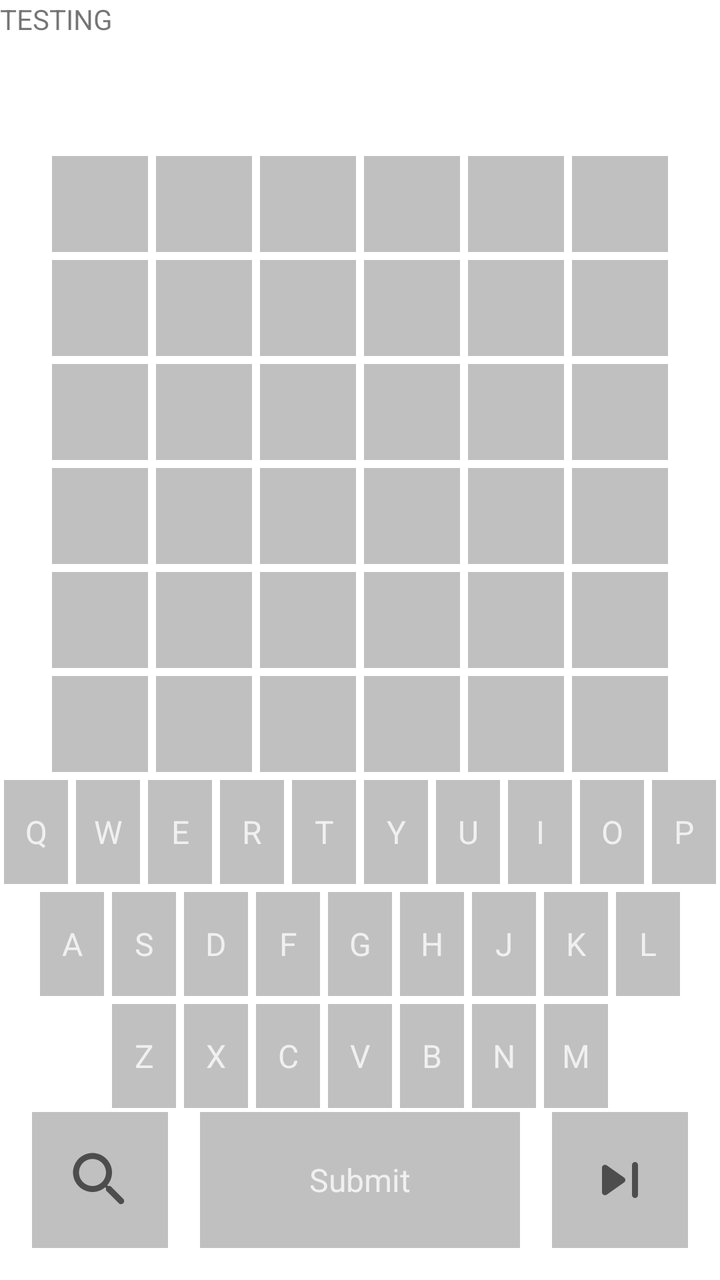
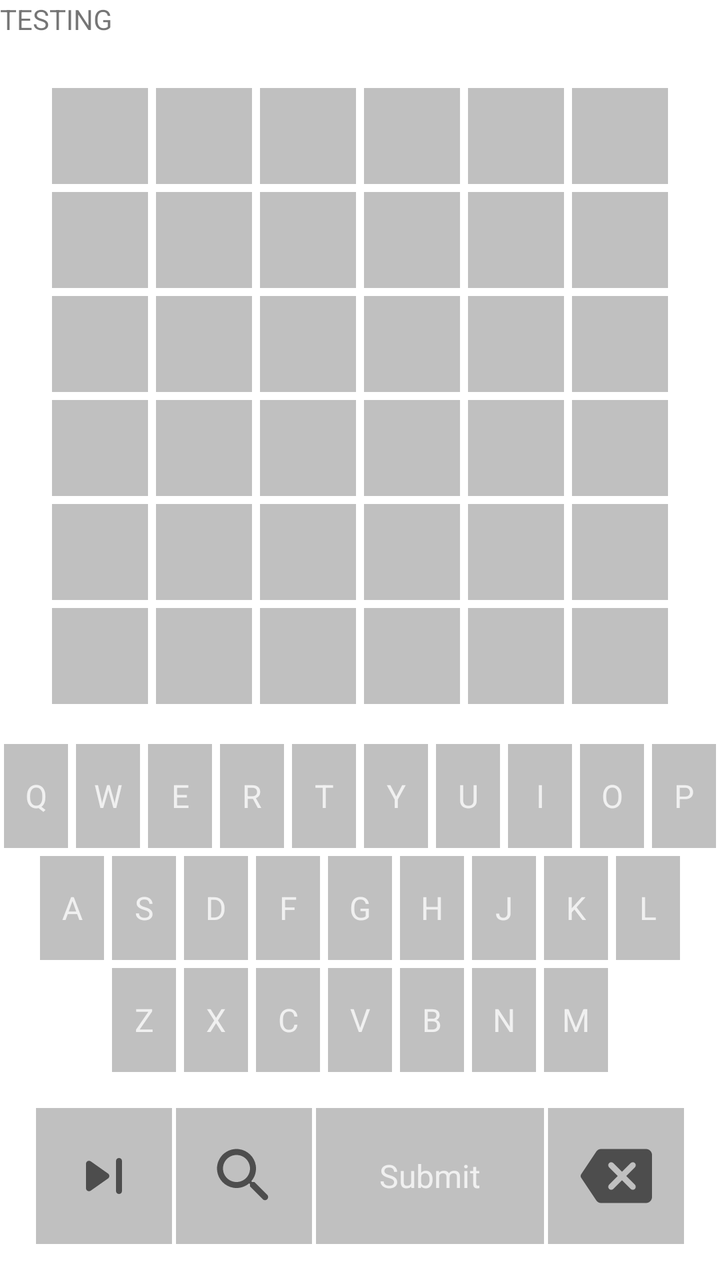

Screens rendered from an Android XML layout before and after an edit, with the pre-edit source and the edit as a unified diff.
<!-- AndroidManifest.xml: application theme Theme.Wordy -->
<!-- res/layout/fragment_wordy.xml -->
<?xml version="1.0" encoding="utf-8"?>
<androidx.constraintlayout.widget.ConstraintLayout xmlns:android="http://schemas.android.com/apk/res/android"
  xmlns:app="http://schemas.android.com/apk/res-auto"
  android:layout_width="match_parent"
  android:layout_height="match_parent">

  <TextView
    android:layout_width="match_parent"
    android:layout_height="match_parent"
    android:text="TESTING" />

  <LinearLayout
    android:id="@+id/letter_row_0"
    style="@style/letters_row"
    app:layout_constraintBottom_toTopOf="@id/letter_row_1"
    app:layout_constraintEnd_toEndOf="parent"
    app:layout_constraintStart_toStartOf="parent">

    <TextView
      android:id="@+id/letter_0_0"
      style="@style/letters_slot" />

    <TextView
      android:id="@+id/letter_0_1"
      style="@style/letters_slot" />

    <TextView
      android:id="@+id/letter_0_2"
      style="@style/letters_slot" />

    <TextView
      android:id="@+id/letter_0_3"
      style="@style/letters_slot" />

    <TextView
      android:id="@+id/letter_0_4"
      style="@style/letters_slot" />

    <TextView
      android:id="@+id/letter_0_5"
      style="@style/letters_slot" />

  </LinearLayout>

  <LinearLayout
    android:id="@+id/letter_row_1"
    style="@style/letters_row"
    app:layout_constraintBottom_toTopOf="@id/letter_row_2"
    app:layout_constraintEnd_toEndOf="parent"
    app:layout_constraintStart_toStartOf="parent">

    <TextView
      android:id="@+id/letter_1_0"
      style="@style/letters_slot" />


    <TextView
      android:id="@+id/letter_1_1"
      style="@style/letters_slot" />

    <TextView
      android:id="@+id/letter_1_2"
      style="@style/letters_slot" />

    <TextView
      android:id="@+id/letter_1_3"
      style="@style/letters_slot" />

    <TextView
      android:id="@+id/letter_1_4"
      style="@style/letters_slot" />

    <TextView
      android:id="@+id/letter_1_5"
      style="@style/letters_slot" />

  </LinearLayout>

  <LinearLayout
    android:id="@+id/letter_row_2"
    style="@style/letters_row"
    app:layout_constraintBottom_toTopOf="@id/letter_row_3"
    app:layout_constraintEnd_toEndOf="parent"
    app:layout_constraintStart_toStartOf="parent">

    <TextView
      android:id="@+id/letter_2_0"
      style="@style/letters_slot" />

    <TextView
      android:id="@+id/letter_2_1"
      style="@style/letters_slot" />

    <TextView
      android:id="@+id/letter_2_2"
      style="@style/letters_slot" />

    <TextView
      android:id="@+id/letter_2_3"
      style="@style/letters_slot" />

    <TextView
      android:id="@+id/letter_2_4"
      style="@style/letters_slot" />

    <TextView
      android:id="@+id/letter_2_5"
      style="@style/letters_slot" />

  </LinearLayout>

  <LinearLayout
    android:id="@+id/letter_row_3"
    style="@style/letters_row"
    app:layout_constraintBottom_toTopOf="@id/letter_row_4"
    app:layout_constraintEnd_toEndOf="parent"
    app:layout_constraintStart_toStartOf="parent">

    <TextView
      android:id="@+id/letter_3_0"
      style="@style/letters_slot" />

    <TextView
      android:id="@+id/letter_3_1"
      style="@style/letters_slot" />

    <TextView
      android:id="@+id/letter_3_2"
      style="@style/letters_slot" />

    <TextView
      android:id="@+id/letter_3_3"
      style="@style/letters_slot" />

    <TextView
      android:id="@+id/letter_3_4"
      style="@style/letters_slot" />

    <TextView
      android:id="@+id/letter_3_5"
      style="@style/letters_slot" />

  </LinearLayout>

  <LinearLayout
    android:id="@+id/letter_row_4"
    style="@style/letters_row"
    app:layout_constraintBottom_toTopOf="@id/letter_row_5"
    app:layout_constraintEnd_toEndOf="parent"
    app:layout_constraintStart_toStartOf="parent">

    <TextView
      android:id="@+id/letter_4_0"
      style="@style/letters_slot" />

    <TextView
      android:id="@+id/letter_4_1"
      style="@style/letters_slot" />

    <TextView
      android:id="@+id/letter_4_2"
      style="@style/letters_slot" />

    <TextView
      android:id="@+id/letter_4_3"
      style="@style/letters_slot" />

    <TextView
      android:id="@+id/letter_4_4"
      style="@style/letters_slot" />

    <TextView
      android:id="@+id/letter_4_5"
      style="@style/letters_slot" />

  </LinearLayout>

  <LinearLayout
    android:id="@+id/letter_row_5"
    style="@style/letters_row"
    app:layout_constraintBottom_toTopOf="@id/top_keyboard_row"
    app:layout_constraintEnd_toEndOf="parent"
    app:layout_constraintStart_toStartOf="parent">

    <TextView
      android:id="@+id/letter_5_0"
      style="@style/letters_slot" />


    <TextView
      android:id="@+id/letter_5_1"
      style="@style/letters_slot" />

    <TextView
      android:id="@+id/letter_5_2"
      style="@style/letters_slot" />

    <TextView
      android:id="@+id/letter_5_3"
      style="@style/letters_slot" />

    <TextView
      android:id="@+id/letter_5_4"
      style="@style/letters_slot" />

    <TextView
      android:id="@+id/letter_5_5"
      style="@style/letters_slot" />

  </LinearLayout>

  <LinearLayout
    android:id="@+id/top_keyboard_row"
    style="@style/keyboard_row"
    app:layout_constraintBottom_toTopOf="@id/middle_keyboard_row"
    app:layout_constraintEnd_toEndOf="parent"
    app:layout_constraintStart_toStartOf="parent">

    <TextView
      style="@style/keyboard_button"
      android:id="@+id/key_q"
      android:text="Q" />

    <TextView
      style="@style/keyboard_button"
      android:id="@+id/key_w"
      android:text="W" />

    <TextView
      style="@style/keyboard_button"
      android:id="@+id/key_e"
      android:text="E" />

    <TextView
      style="@style/keyboard_button"
      android:id="@+id/key_r"
      android:text="R" />

    <TextView
      style="@style/keyboard_button"
      android:id="@+id/key_t"
      android:text="T" />

    <TextView
      style="@style/keyboard_button"
      android:id="@+id/key_y"
      android:text="Y" />

    <TextView
      style="@style/keyboard_button"
      android:id="@+id/key_u"
      android:text="U" />

    <TextView
      style="@style/keyboard_button"
      android:id="@+id/key_i"
      android:text="I" />

    <TextView
      style="@style/keyboard_button"
      android:id="@+id/key_o"
      android:text="O" />

    <TextView
      style="@style/keyboard_button"
      android:id="@+id/key_p"
      android:text="P" />

  </LinearLayout>

  <LinearLayout
    android:id="@+id/middle_keyboard_row"
    style="@style/keyboard_row"
    app:layout_constraintBottom_toTopOf="@id/bottom_keyboard_row"
    app:layout_constraintEnd_toEndOf="parent"
    app:layout_constraintStart_toStartOf="parent">

    <TextView
      style="@style/keyboard_button"
      android:id="@+id/key_a"
      android:text="A" />

    <TextView
      style="@style/keyboard_button"
      android:id="@+id/key_s"
      android:text="S" />

    <TextView
      style="@style/keyboard_button"
      android:id="@+id/key_d"
      android:text="D" />

    <TextView
      style="@style/keyboard_button"
      android:id="@+id/key_f"
      android:text="F" />

    <TextView
      style="@style/keyboard_button"
      android:id="@+id/key_g"
      android:text="G" />

    <TextView
      style="@style/keyboard_button"
      android:id="@+id/key_h"
      android:text="H" />

    <TextView
      style="@style/keyboard_button"
      android:id="@+id/key_j"
      android:text="J" />

    <TextView
      style="@style/keyboard_button"
      android:id="@+id/key_k"
      android:text="K" />

    <TextView
      style="@style/keyboard_button"
      android:id="@+id/key_l"
      android:text="L" />

  </LinearLayout>

  <LinearLayout
    android:id="@+id/bottom_keyboard_row"
    style="@style/keyboard_row"
    app:layout_constraintBottom_toTopOf="@id/show_hint"
    app:layout_constraintEnd_toEndOf="parent"
    app:layout_constraintStart_toStartOf="parent">

    <TextView
      style="@style/keyboard_button"
      android:id="@+id/key_z"
      android:text="Z" />

    <TextView
      style="@style/keyboard_button"
      android:id="@+id/key_x"
      android:text="X" />

    <TextView
      style="@style/keyboard_button"
      android:id="@+id/key_c"
      android:text="C" />

    <TextView
      style="@style/keyboard_button"
      android:id="@+id/key_v"
      android:text="V" />

    <TextView
      style="@style/keyboard_button"
      android:id="@+id/key_b"
      android:text="B" />

    <TextView
      style="@style/keyboard_button"
      android:id="@+id/key_n"
      android:text="N" />

    <TextView
      style="@style/keyboard_button"
      android:id="@+id/key_m"
      android:text="M" />

  </LinearLayout>

  <ImageView
    android:id="@+id/show_hint"
    android:layout_width="wrap_content"
    android:layout_height="0dp"
    android:layout_marginStart="@dimen/spacing"
    android:layout_marginBottom="@dimen/spacing"
    android:background="?colorButtonSubmitBackground"
    android:padding="@dimen/spacing"
    android:src="@drawable/ic_round_search_36"
    android:text="Get Hint"
    android:textColor="?colorButtonSubmitForeground"
    app:layout_constraintBottom_toBottomOf="parent"
    app:layout_constraintStart_toStartOf="parent" />

  <TextView
    android:layout_width="0dp"
    android:layout_height="0dp"
    android:layout_marginStart="@dimen/spacing"
    android:layout_marginEnd="@dimen/spacing"
    android:background="?colorButtonSubmitBackground"
    android:elevation="0dp"
    android:gravity="center"
    android:text="Submit"
    android:textColor="?colorButtonSubmitForeground"
    android:textSize="@dimen/text_size"
    app:layout_constraintBottom_toBottomOf="@id/show_hint"
    app:layout_constraintEnd_toStartOf="@id/skip_next"
    app:layout_constraintStart_toEndOf="@id/show_hint"
    app:layout_constraintTop_toTopOf="@id/show_hint" />

  <ImageView
    android:id="@+id/skip_next"
    android:layout_width="wrap_content"
    android:layout_height="0dp"
    android:layout_marginEnd="@dimen/spacing"
    android:layout_marginBottom="@dimen/spacing"
    android:background="?colorButtonSubmitBackground"
    android:drawableLeft="@drawable/ic_round_skip_next_36"
    android:gravity="center"
    android:padding="@dimen/spacing"
    android:src="@drawable/ic_round_skip_next_36"
    android:textColor="?colorButtonSubmitForeground"
    app:layout_constraintBottom_toBottomOf="parent"
    app:layout_constraintEnd_toEndOf="parent" />

</androidx.constraintlayout.widget.ConstraintLayout>
<!-- resources referenced by this layout -->
<resources>
  <dimen name="spacing">16dp</dimen>
  <dimen name="text_size">16sp</dimen>
  <!-- drawable ic_round_search_36 (drawable) -->
  <vector android:height="36dp" android:tint="?attr/colorControlNormal"
      android:viewportHeight="24" android:viewportWidth="24"
      android:width="36dp" xmlns:android="http://schemas.android.com/apk/res/android">
      <path android:fillColor="@android:color/white" android:pathData="M15.5,14h-0.79l-0.28,-0.27c1.2,-1.4 1.82,-3.31 1.48,-5.34 -0.47,-2.78 -2.79,-5 -5.59,-5.34 -4.23,-0.52 -7.79,3.04 -7.27,7.27 0.34,2.8 2.56,5.12 5.34,5.59 2.03,0.34 3.94,-0.28 5.34,-1.48l0.27,0.28v0.79l4.25,4.25c0.41,0.41 1.08,0.41 1.49,0 0.41,-0.41 0.41,-1.08 0,-1.49L15.5,14zM9.5,14C7.01,14 5,11.99 5,9.5S7.01,5 9.5,5 14,7.01 14,9.5 11.99,14 9.5,14z"/>
  </vector>
  <!-- drawable ic_round_skip_next_36 (drawable) -->
  <vector android:height="36dp" android:tint="?attr/colorControlNormal"
      android:viewportHeight="24" android:viewportWidth="24"
      android:width="36dp" xmlns:android="http://schemas.android.com/apk/res/android">
      <path android:fillColor="@android:color/white" android:pathData="M7.58,16.89l5.77,-4.07c0.56,-0.4 0.56,-1.24 0,-1.63L7.58,7.11C6.91,6.65 6,7.12 6,7.93v8.14c0,0.81 0.91,1.28 1.58,0.82zM16,7v10c0,0.55 0.45,1 1,1s1,-0.45 1,-1V7c0,-0.55 -0.45,-1 -1,-1s-1,0.45 -1,1z"/>
  </vector>
  <style name="keyboard_row">
      <item name="android:layout_width">wrap_content</item>
      <item name="android:layout_height">wrap_content</item>
      <item name="android:orientation">horizontal</item>
    </style>
  <style name="letters_row">
      <item name="android:layout_width">wrap_content</item>
      <item name="android:layout_height">wrap_content</item>
      <item name="android:orientation">horizontal</item>
    </style>
  <style name="letters_slot">
      <item name="android:layout_width">48dp</item>
      <item name="android:layout_height">48dp</item>
      <item name="android:background">?colorButtonSubmitBackground</item>
      <item name="android:gravity">center</item>
      <item name="android:layout_margin">2dp</item>
    </style>
  <style name="Theme.Wordy" parent="Theme.MaterialComponents.DayNight.DarkActionBar">
  
      <item name="colorPrimary">#FFE5B4</item>
      <item name="colorPrimaryVariant">#FFE5B4</item>
      <item name="colorOnPrimary">#FFE5B4</item>
  
      <item name="android:statusBarColor" tools:targetApi="l">?attr/colorPrimaryVariant</item>
      <item name="android:windowLightStatusBar" tools:targetApi="23">true</item>
      <item name="android:navigationBarColor">#FFE5B4</item>
  
      <item name="colorBackground">#FFE5B4</item>
      <item name="colorLetterMatch">#FFE5B4</item>
      <item name="colorLetterNoMatch">#FFE5B4</item>
      <item name="colorLetterPresent">#FFE5B4</item>
  
      <item name="colorButtonSubmitForeground">#F0F0F0</item>
      <item name="colorButtonSubmitBackground">#C0C0C0</item>
  
    </style>
  <!-- unchanged entries left out for length: 1 -->
</resources>

<!-- the commit's change to res/layout/fragment_wordy.xml (unified diff, before → after) -->
@@ -214,7 +214,8 @@
     style="@style/keyboard_row"
     app:layout_constraintBottom_toTopOf="@id/middle_keyboard_row"
     app:layout_constraintEnd_toEndOf="parent"
-    app:layout_constraintStart_toStartOf="parent">
+    app:layout_constraintStart_toStartOf="parent"
+    android:paddingTop="@dimen/spacing">
 
     <TextView
       style="@style/keyboard_button"
@@ -325,7 +326,7 @@
   <LinearLayout
     android:id="@+id/bottom_keyboard_row"
     style="@style/keyboard_row"
-    app:layout_constraintBottom_toTopOf="@id/show_hint"
+    app:layout_constraintBottom_toTopOf="@id/action_buttons"
     app:layout_constraintEnd_toEndOf="parent"
     app:layout_constraintStart_toStartOf="parent">
 
@@ -366,49 +367,69 @@
 
   </LinearLayout>
 
-  <ImageView
-    android:id="@+id/show_hint"
-    android:layout_width="wrap_content"
-    android:layout_height="0dp"
-    android:layout_marginStart="@dimen/spacing"
-    android:layout_marginBottom="@dimen/spacing"
-    android:background="?colorButtonSubmitBackground"
-    android:padding="@dimen/spacing"
-    android:src="@drawable/ic_round_search_36"
-    android:text="Get Hint"
-    android:textColor="?colorButtonSubmitForeground"
+  <androidx.constraintlayout.widget.ConstraintLayout
+    android:id="@+id/action_buttons"
+    android:layout_width="match_parent"
+    android:layout_height="wrap_content"
     app:layout_constraintBottom_toBottomOf="parent"
-    app:layout_constraintStart_toStartOf="parent" />
-
-  <TextView
-    android:layout_width="0dp"
-    android:layout_height="0dp"
-    android:layout_marginStart="@dimen/spacing"
-    android:layout_marginEnd="@dimen/spacing"
-    android:background="?colorButtonSubmitBackground"
-    android:elevation="0dp"
-    android:gravity="center"
-    android:text="Submit"
-    android:textColor="?colorButtonSubmitForeground"
-    android:textSize="@dimen/text_size"
-    app:layout_constraintBottom_toBottomOf="@id/show_hint"
-    app:layout_constraintEnd_toStartOf="@id/skip_next"
-    app:layout_constraintStart_toEndOf="@id/show_hint"
-    app:layout_constraintTop_toTopOf="@id/show_hint" />
-
-  <ImageView
-    android:id="@+id/skip_next"
-    android:layout_width="wrap_content"
-    android:layout_height="0dp"
-    android:layout_marginEnd="@dimen/spacing"
-    android:layout_marginBottom="@dimen/spacing"
-    android:background="?colorButtonSubmitBackground"
-    android:drawableLeft="@drawable/ic_round_skip_next_36"
-    android:gravity="center"
-    android:padding="@dimen/spacing"
-    android:src="@drawable/ic_round_skip_next_36"
-    android:textColor="?colorButtonSubmitForeground"
-    app:layout_constraintBottom_toBottomOf="parent"
-    app:layout_constraintEnd_toEndOf="parent" />
+    android:padding="@dimen/spacing">
+
+    <ImageView
+      android:id="@+id/skip_next"
+      android:layout_width="wrap_content"
+      android:layout_height="0dp"
+      android:layout_margin="2dp"
+      android:background="?colorButtonSubmitBackground"
+      android:drawableLeft="@drawable/ic_round_skip_next_36"
+      android:gravity="center"
+      android:padding="@dimen/spacing"
+      android:src="@drawable/ic_round_skip_next_36"
+      android:textColor="?colorButtonSubmitForeground"
+      app:layout_constraintBottom_toBottomOf="parent"
+      app:layout_constraintStart_toStartOf="parent" />
+
+    <ImageView
+      android:id="@+id/show_hint"
+      android:layout_width="wrap_content"
+      android:layout_height="0dp"
+      android:layout_margin="2dp"
+      android:background="?colorButtonSubmitBackground"
+      android:padding="@dimen/spacing"
+      android:src="@drawable/ic_round_search_36"
+      android:text="Get Hint"
+      android:textColor="?colorButtonSubmitForeground"
+      app:layout_constraintBottom_toBottomOf="parent"
+      app:layout_constraintStart_toEndOf="@id/skip_next"/>
+
+    <TextView
+      android:layout_width="0dp"
+      android:layout_height="0dp"
+      android:layout_marginStart="2dp"
+      android:layout_marginEnd="2dp"
+      android:background="?colorButtonSubmitBackground"
+      android:elevation="0dp"
+      android:gravity="center"
+      android:text="Submit"
+      android:textColor="?colorButtonSubmitForeground"
+      android:textSize="@dimen/text_size"
+      app:layout_constraintBottom_toBottomOf="@id/show_hint"
+      app:layout_constraintEnd_toStartOf="@id/delete_letter"
+      app:layout_constraintStart_toEndOf="@id/show_hint"
+      app:layout_constraintTop_toTopOf="@id/show_hint" />
+
+    <ImageView
+      android:id="@+id/delete_letter"
+      android:layout_width="wrap_content"
+      android:layout_height="0dp"
+      android:layout_margin="2dp"
+      android:background="?colorButtonSubmitBackground"
+      android:padding="@dimen/spacing"
+      android:src="@drawable/ic_round_backspace_36"
+      android:text="Get Hint"
+      android:textColor="?colorButtonSubmitForeground"
+      app:layout_constraintBottom_toBottomOf="parent"
+      app:layout_constraintEnd_toEndOf="parent"/>
+
+  </androidx.constraintlayout.widget.ConstraintLayout>
 
 </androidx.constraintlayout.widget.ConstraintLayout>
<!-- resource entries referenced after the edit -->
@@ -2,6 +2,12 @@
 <resources>
   <dimen name="spacing">16dp</dimen>
   <dimen name="text_size">16sp</dimen>
+  <!-- drawable ic_round_backspace_36 (drawable) -->
+  <vector android:autoMirrored="true" android:height="36dp"
+      android:tint="?attr/colorControlNormal" android:viewportHeight="24"
+      android:viewportWidth="24" android:width="36dp" xmlns:android="http://schemas.android.com/apk/res/android">
+      <path android:fillColor="@android:color/white" android:pathData="M22,3L7,3c-0.69,0 -1.23,0.35 -1.59,0.88L0.37,11.45c-0.22,0.34 -0.22,0.77 0,1.11l5.04,7.56c0.36,0.52 0.9,0.88 1.59,0.88h15c1.1,0 2,-0.9 2,-2L24,5c0,-1.1 -0.9,-2 -2,-2zM18.3,16.3c-0.39,0.39 -1.02,0.39 -1.41,0L14,13.41l-2.89,2.89c-0.39,0.39 -1.02,0.39 -1.41,0 -0.39,-0.39 -0.39,-1.02 0,-1.41L12.59,12 9.7,9.11c-0.39,-0.39 -0.39,-1.02 0,-1.41 0.39,-0.39 1.02,-0.39 1.41,0L14,10.59l2.89,-2.89c0.39,-0.39 1.02,-0.39 1.41,0 0.39,0.39 0.39,1.02 0,1.41L15.41,12l2.89,2.89c0.38,0.38 0.38,1.02 0,1.41z"/>
+  </vector>
   <!-- drawable ic_round_search_36 (drawable) -->
   <vector android:height="36dp" android:tint="?attr/colorControlNormal"
       android:viewportHeight="24" android:viewportWidth="24"
